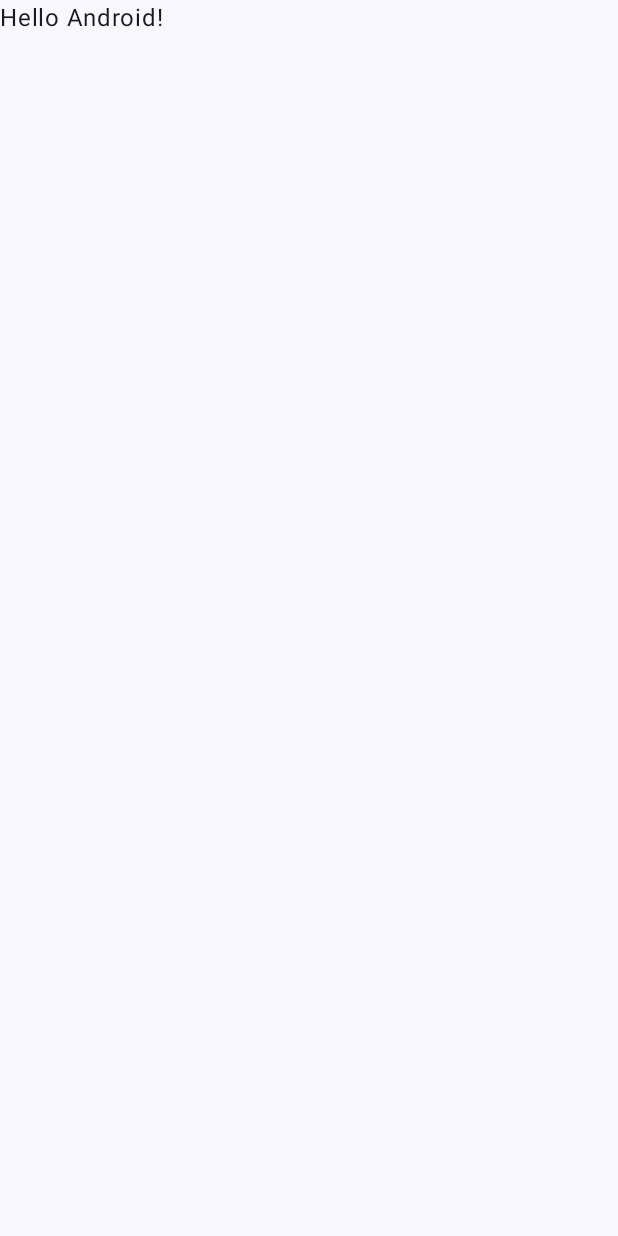
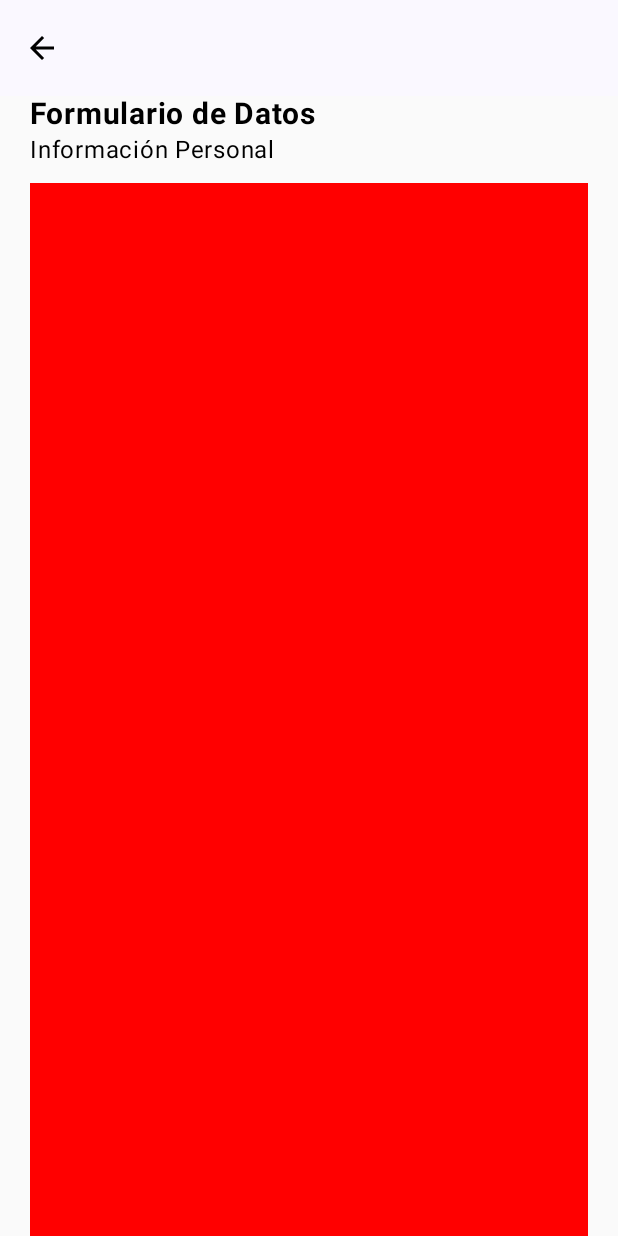
Before and after one commit to RamziSeghir23/HospitalDataManager, an Android app built with Jetpack Compose: the screen it shows after launch (MainActivity), on a phone screen of 412 x 824 dp. Before the commit the screen is almost empty. Run offline under Robolectric (Android 15) with nearby library versions, the phone set to English and light mode, and no system bars.

Commit message:
Empesar en el pantalla de pacientes

```diff
--- a/app/src/main/java/com/android/hospitaldatamanager/MainActivity.kt
+++ b/app/src/main/java/com/android/hospitaldatamanager/MainActivity.kt
@@ -3,6 +3,7 @@ package com.android.hospitaldatamanager
 import android.os.Bundle
 import androidx.activity.ComponentActivity
 import androidx.activity.compose.setContent
+import androidx.compose.foundation.layout.Box
 import androidx.compose.foundation.layout.fillMaxSize
 import androidx.compose.material3.MaterialTheme
 import androidx.compose.material3.Surface
@@ -10,6 +11,7 @@ import androidx.compose.material3.Text
 import androidx.compose.runtime.Composable
 import androidx.compose.ui.Modifier
 import androidx.compose.ui.tooling.preview.Preview
+import com.android.hospitaldatamanager.pantallas.pacientes.RegistroPasientes
 import com.android.hospitaldatamanager.ui.theme.HospitalDataManagerTheme
 
 class MainActivity : ComponentActivity() {
@@ -17,30 +19,9 @@ class MainActivity : ComponentActivity() {
         super.onCreate(savedInstanceState)
         setContent {
             HospitalDataManagerTheme {
-                // A surface container using the 'background' color from the theme
-                Surface(
-                    modifier = Modifier.fillMaxSize(),
-                    color = MaterialTheme.colorScheme.background
-                ) {
-                    Greeting("Android")
-                }
+                    RegistroPasientes()
+
             }
         }
     }
 }
-
-@Composable
-fun Greeting(name: String, modifier: Modifier = Modifier) {
-    Text(
-        text = "Hello $name!",
-        modifier = modifier
-    )
-}
-
-@Preview(showBackground = true)
-@Composable
-fun GreetingPreview() {
-    HospitalDataManagerTheme {
-        Greeting("Android")
-    }
-}
--- /dev/null
+++ b/app/src/main/java/com/android/hospitaldatamanager/pantallas/doctores/RegistroDoctores.kt
@@ -0,0 +1 @@
+package com.android.hospitaldatamanager.pantallas.doctores
--- /dev/null
+++ b/app/src/main/java/com/android/hospitaldatamanager/pantallas/pacientes/RegistroPacientes.kt
@@ -0,0 +1,58 @@
+package com.android.hospitaldatamanager.pantallas.pacientes
+
+import androidx.compose.foundation.background
+import androidx.compose.foundation.layout.Box
+import androidx.compose.foundation.layout.Column
+import androidx.compose.foundation.layout.fillMaxHeight
+import androidx.compose.foundation.layout.fillMaxSize
+import androidx.compose.foundation.layout.fillMaxWidth
+import androidx.compose.foundation.layout.padding
+import androidx.compose.foundation.layout.size
+import androidx.compose.material.icons.Icons
+import androidx.compose.material.icons.filled.ArrowBack
+import androidx.compose.material3.ExperimentalMaterial3Api
+import androidx.compose.material3.Icon
+import androidx.compose.material3.IconButton
+import androidx.compose.material3.Text
+import androidx.compose.material3.TopAppBar
+import androidx.compose.runtime.Composable
+import androidx.compose.ui.Modifier
+import androidx.compose.ui.graphics.Color
+import androidx.compose.ui.text.font.FontWeight
+import androidx.compose.ui.unit.dp
+import androidx.compose.ui.unit.sp
+
+@OptIn(ExperimentalMaterial3Api::class)
+@Composable
+fun RegistroPasientes(){
+    Column {
+        TopAppBar({  },
+            navigationIcon = {
+                IconButton(onClick = {}) {
+                    Icon(
+                        imageVector = Icons.Filled.ArrowBack,
+                        contentDescription = "Back",
+                        tint = Color(0xFF000000)
+                    )
+                }
+            },)
+        Box(){
+            Column {
+                Text(text = "Formulario de Datos",modifier = Modifier.padding(start = 20.dp), fontSize = 20.sp, fontWeight = FontWeight.Bold)
+                Text(text = "Información Personal",modifier = Modifier.padding(start = 20.dp), fontSize = 16.sp)
+            }
+        }
+        Box(modifier = Modifier.padding(start = 20.dp, top = 10.dp, end = 20.dp).background(Color.Red).fillMaxSize()){
+
+        }
+
+
+
+    }
+
+
+
+
+
+
+}
```
